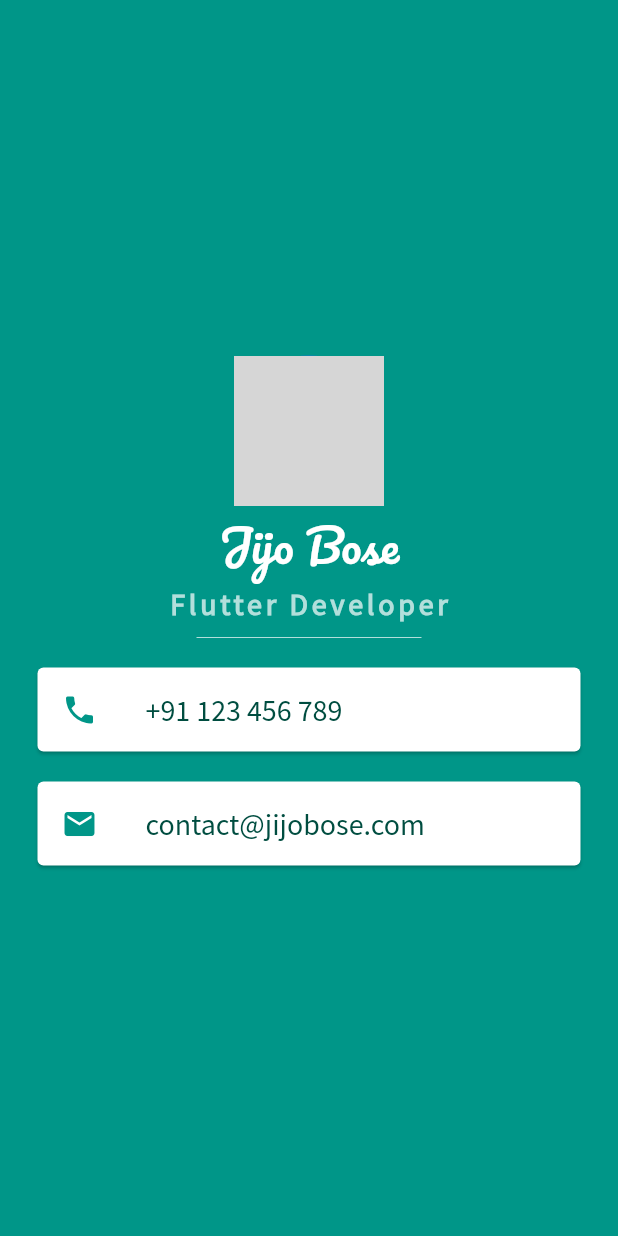
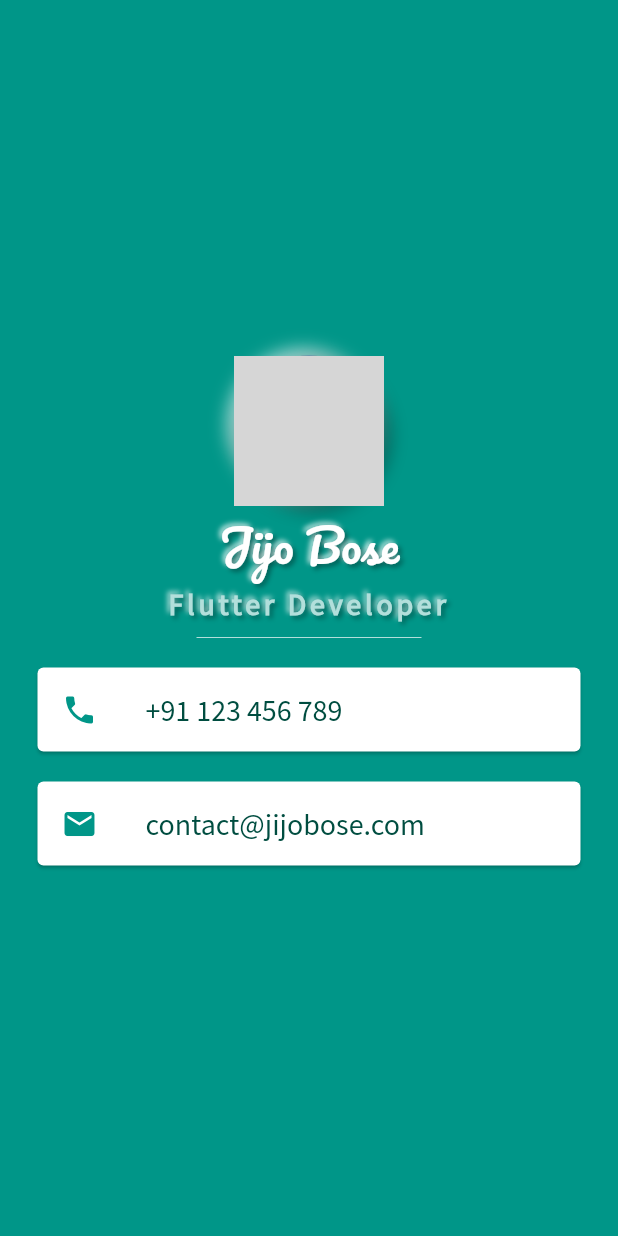
Before and after one commit to JijoBose/MiCard, a Flutter app: the screen it shows after launch, on a phone screen of 412 x 824 dp. Run offline on Flutter 3.47's test engine with Material 2 defaults, Android fonts, the phone set to English and light mode, and no system bars; drawn by our look-alikes of flutter_neumorphic; network calls fail; grey boxes are pictures that could not be loaded.

Commit message:
Design changes

```diff
--- a/lib/main.dart
+++ b/lib/main.dart
@@ -1,4 +1,5 @@
 import 'package:flutter/material.dart';
+import 'package:flutter_neumorphic/flutter_neumorphic.dart';
 
 void main() {
   runApp(MyApp());
@@ -14,23 +15,38 @@ class MyApp extends StatelessWidget {
           child: Column(
             mainAxisAlignment: MainAxisAlignment.center,
             children: <Widget>[
-              CircleAvatar(
-                radius: 50.0,
-                backgroundImage: NetworkImage(
+              Neumorphic(
+                style: NeumorphicStyle(
+                  shape: NeumorphicShape.concave,
+                  boxShape: NeumorphicBoxShape.roundRect(BorderRadius.circular(150)),
+                  depth: 8,
+                  lightSource: LightSource.topLeft,
+                  color: Colors.grey
+                ),
+                child: CircleAvatar(
+                  radius: 50.0,
+                  backgroundImage: NetworkImage(
                   'https://avatars1.githubusercontent.com/u/13100108'),
+                ),
               ),
-              Text(
+              NeumorphicText(
                 'Jijo Bose',
-                style: TextStyle(
+                style: NeumorphicStyle(
+                  depth: 4,
+                  color: Colors.white,
+                ),
+                textStyle: NeumorphicTextStyle(
                   fontSize: 30,
-                  color: Colors.white,
                   fontFamily: 'Pacifico',
                 ),
               ),
-              Text(
+              NeumorphicText(
                 'Flutter Developer',
-                style: TextStyle(
+                style: NeumorphicStyle(
+                  depth: 4,
                   color: Colors.teal.shade100,
+                ),
+                textStyle: NeumorphicTextStyle(
                   fontSize: 20.0,
                   letterSpacing: 2.5,
                   fontWeight: FontWeight.bold,
--- a/pubspec.yaml
+++ b/pubspec.yaml
@@ -28,6 +28,7 @@ dependencies:
   # The following adds the Cupertino Icons font to your application.
   # Use with the CupertinoIcons class for iOS style icons.
   cupertino_icons: ^0.1.3
+  flutter_neumorphic: ^3.0.2
 
 dev_dependencies:
   flutter_test:
```
Also changed, not shown: pubspec.lock, 2 other files.
